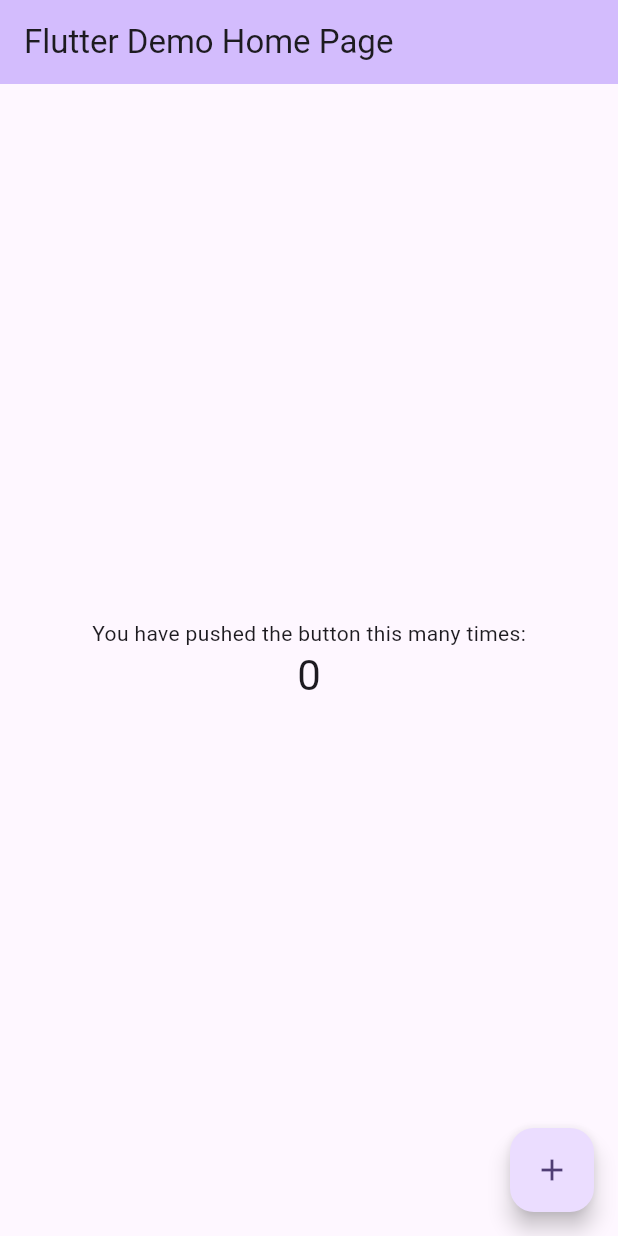
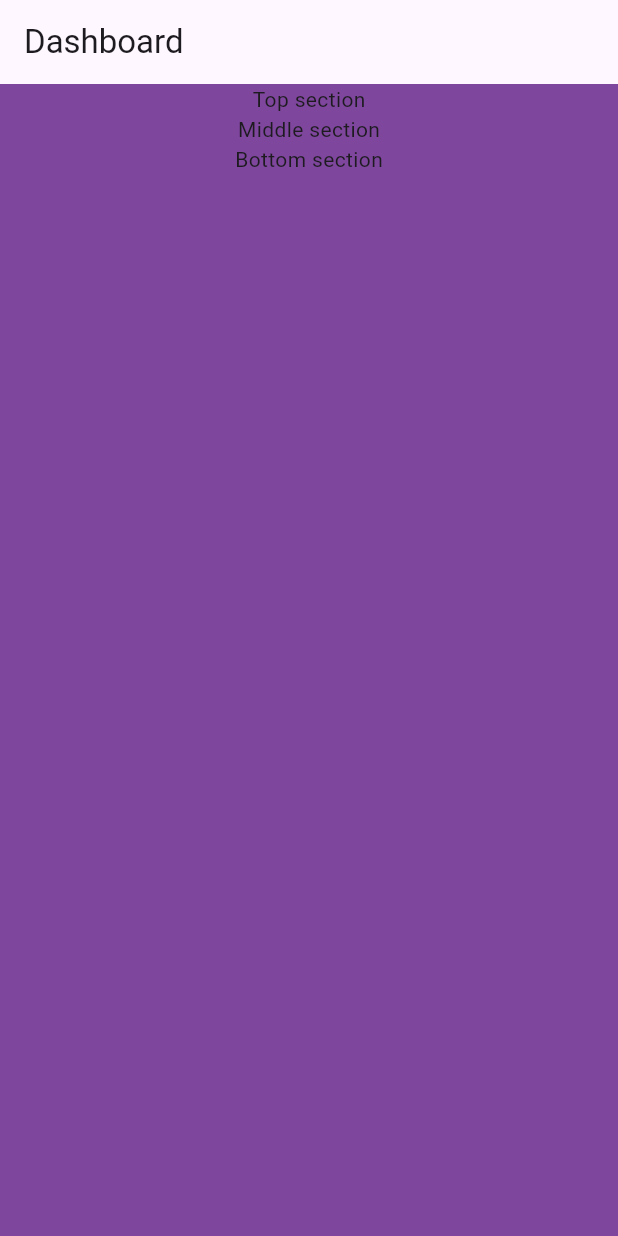
Before and after one commit to MihirBrahmbhatt-1/O-Github-demo, a Flutter app: the screen it shows after launch, on a phone screen of 412 x 824 dp. Run offline on Flutter 3.47's test engine with Material 2 defaults, Android fonts, the phone set to English and light mode, and no system bars.

Commit message:
- added dashboard screen - changes in dashboard screen , created one new file: navigation for details screen
adding height in details screen

added width

added UI

adding crossaxis

Adding context to UI

add title in app bar

context

```diff
--- /dev/null
+++ b/lib/dashboard-screen.dart
@@ -0,0 +1,33 @@
+import 'package:flutter/material.dart';
+
+class DashboardScreen extends StatefulWidget {
+  const DashboardScreen({super.key});
+
+  @override
+  State<DashboardScreen> createState() => _DashboardScreenState();
+}
+
+class _DashboardScreenState extends State<DashboardScreen> {
+  @override
+  Widget build(BuildContext context) {
+    return Scaffold(
+      appBar: AppBar(
+        title: const Text('Dashboard'),
+      ),
+      body: Container(
+        width: double.infinity,
+        color: const Color.fromARGB(255, 127, 70, 158),
+        child: const Column(
+          mainAxisAlignment: MainAxisAlignment.start,
+          children: [
+            Text('Top section'),
+            Text('Middle section'),
+            Text('Bottom section'),
+            // Will add button for naviting to details screen
+            // Adding new details screen
+          ],
+        ),
+      ),
+    );
+  }
+}
--- a/lib/main.dart
+++ b/lib/main.dart
@@ -1,4 +1,6 @@
 import 'package:flutter/material.dart';
+
+import 'dashboard-screen.dart';
 
 void main() {
   runApp(const MyApp());
@@ -7,119 +9,15 @@ void main() {
 class MyApp extends StatelessWidget {
   const MyApp({super.key});
 
-  // This widget is the root of your application.
   @override
   Widget build(BuildContext context) {
     return MaterialApp(
       title: 'Flutter Demo',
       theme: ThemeData(
-        // This is the theme of your application.
-        //
-        // TRY THIS: Try running your application with "flutter run". You'll see
-        // the application has a blue toolbar. Then, without quitting the app,
-        // try changing the seedColor in the colorScheme below to Colors.green
-        // and then invoke "hot reload" (save your changes or press the "hot
-        // reload" button in a Flutter-supported IDE, or press "r" if you used
-        // the command line to start the app).
-        //
-        // Notice that the counter didn't reset back to zero; the application
-        // state is not lost during the reload. To reset the state, use hot
-        // restart instead.
-        //
-        // This works for code too, not just values: Most code changes can be
-        // tested with just a hot reload.
         colorScheme: ColorScheme.fromSeed(seedColor: Colors.deepPurple),
         useMaterial3: true,
       ),
-      home: const MyHomePage(title: 'Flutter Demo Home Page'),
+      home: const DashboardScreen(),
     );
   }
 }
-
-class MyHomePage extends StatefulWidget {
-  const MyHomePage({super.key, required this.title});
-
-  // This widget is the home page of your application. It is stateful, meaning
-  // that it has a State object (defined below) that contains fields that affect
-  // how it looks.
-
-  // This class is the configuration for the state. It holds the values (in this
-  // case the title) provided by the parent (in this case the App widget) and
-  // used by the build method of the State. Fields in a Widget subclass are
-  // always marked "final".
-
-  final String title;
-
-  @override
-  State<MyHomePage> createState() => _MyHomePageState();
-}
-
-class _MyHomePageState extends State<MyHomePage> {
-  int _counter = 0;
-
-  void _incrementCounter() {
-    setState(() {
-      // This call to setState tells the Flutter framework that something has
-      // changed in this State, which causes it to rerun the build method below
-      // so that the display can reflect the updated values. If we changed
-      // _counter without calling setState(), then the build method would not be
-      // called again, and so nothing would appear to happen.
-      _counter++;
-    });
-  }
-
-  @override
-  Widget build(BuildContext context) {
-    // This method is rerun every time setState is called, for instance as done
-    // by the _incrementCounter method above.
-    //
-    // The Flutter framework has been optimized to make rerunning build methods
-    // fast, so that you can just rebuild anything that needs updating rather
-    // than having to individually change instances of widgets.
-    return Scaffold(
-      appBar: AppBar(
-        // TRY THIS: Try changing the color here to a specific color (to
-        // Colors.amber, perhaps?) and trigger a hot reload to see the AppBar
-        // change color while the other colors stay the same.
-        backgroundColor: Theme.of(context).colorScheme.inversePrimary,
-        // Here we take the value from the MyHomePage object that was created by
-        // the App.build method, and use it to set our appbar title.
-        title: Text(widget.title),
-      ),
-      body: Center(
-        // Center is a layout widget. It takes a single child and positions it
-        // in the middle of the parent.
-        child: Column(
-          // Column is also a layout widget. It takes a list of children and
-          // arranges them vertically. By default, it sizes itself to fit its
-          // children horizontally, and tries to be as tall as its parent.
-          //
-          // Column has various properties to control how it sizes itself and
-          // how it positions its children. Here we use mainAxisAlignment to
-          // center the children vertically; the main axis here is the vertical
-          // axis because Columns are vertical (the cross axis would be
-          // horizontal).
-          //
-          // TRY THIS: Invoke "debug painting" (choose the "Toggle Debug Paint"
-          // action in the IDE, or press "p" in the console), to see the
-          // wireframe for each widget.
-          mainAxisAlignment: MainAxisAlignment.center,
-          children: <Widget>[
-            const Text(
-              'You have pushed the button this many times:',
-            ),
-            Text(
-              '$_counter',
-              style: Theme.of(context).textTheme.headlineMedium,
-            ),
-          ],
-        ),
-      ),
-      floatingActionButton: FloatingActionButton(
-        onPressed: _incrementCounter,
-        tooltip: 'Increment',
-        child: const Icon(Icons.add),
-      ), // This trailing comma makes auto-formatting nicer for build methods.
-    );
-  }
-}
```
Also changed, not shown: lib/details-screen.dart (added, +33 -0 lines).
